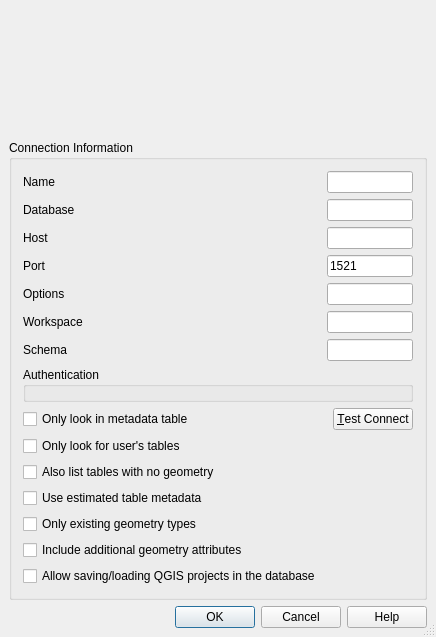
The window that src/ui/qgsoraclenewconnectionbase.ui (qgis/QGIS) describes before a commit, drawn with Qt 5.
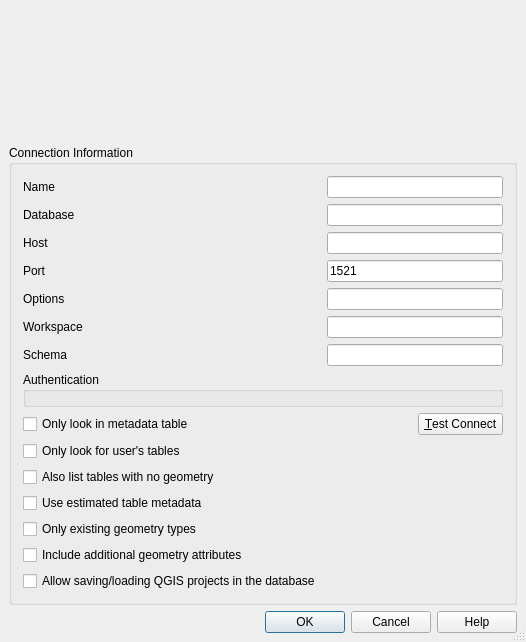
The same window after the commit. Custom widgets are drawn as their Qt base class.

Commit message:
Add scrollbar to "Add connection" dialogs and vector tile layer properties dialog
fixing #62153 and #61867

The edit to the form file:
```diff
--- a/src/ui/qgsoraclenewconnectionbase.ui
+++ b/src/ui/qgsoraclenewconnectionbase.ui
@@ -6,8 +6,8 @@
    <rect>
     <x>0</x>
     <y>0</y>
-    <width>400</width>
-    <height>637</height>
+    <width>526</width>
+    <height>642</height>
    </rect>
   </property>
   <property name="sizePolicy">
@@ -48,7 +48,40 @@
      </property>
     </widget>
    </item>
-   <item row="1" column="0">
+   <item row="0" column="0">
+    <widget class="QgsScrollArea" name="scrollArea">
+     <property name="frameShape">
+      <enum>QFrame::NoFrame</enum>
+     </property>
+     <property name="widgetResizable">
+      <bool>true</bool>
+     </property>
+     <widget class="QWidget" name="scrollAreaWidgetContents">
+      <property name="geometry">
+       <rect>
+        <x>0</x>
+        <y>0</y>
+        <width>508</width>
+        <height>584</height>
+       </rect>
+      </property>
+      <layout class="QVBoxLayout" name="verticalLayout">
+       <property name="leftMargin">
+        <number>0</number>
+       </property>
+       <property name="topMargin">
+        <number>0</number>
+       </property>
+       <property name="rightMargin">
+        <number>0</number>
+       </property>
+       <property name="bottomMargin">
+        <number>0</number>
+       </property>
+       <item>
+        <widget class="QgsMessageBar" name="bar" native="true"/>
+       </item>
+       <item>
     <widget class="QGroupBox" name="GroupBox1">
      <property name="title">
       <string>Connection Information</string>
@@ -266,13 +299,20 @@
      </layout>
     </widget>
    </item>
-   <item row="0" column="0">
-    <widget class="QgsMessageBar" name="bar" native="true"/>
+      </layout>
+     </widget>
+    </widget>
    </item>
   </layout>
  </widget>
  <layoutdefault spacing="6" margin="11"/>
  <customwidgets>
+  <customwidget>
+   <class>QgsScrollArea</class>
+   <extends>QScrollArea</extends>
+   <header>qgsscrollarea.h</header>
+   <container>1</container>
+  </customwidget>
   <customwidget>
    <class>QgsFilterLineEdit</class>
    <extends>QLineEdit</extends>
```
Left out of the diff: 2 changed lines with no effect on the pictures. Lines whose indentation alone changed are shown as unchanged. The commit also changes 4 other files.
